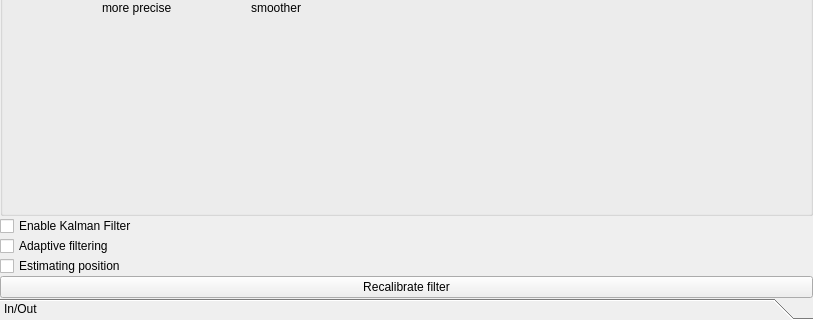
Old version of the form lib/ui/tab_featuresUi.ui in the repository gasparnori/Spotter; both pictures show x 0 to 813 and y 293 to 613 of the 813 by 613 pixel window.
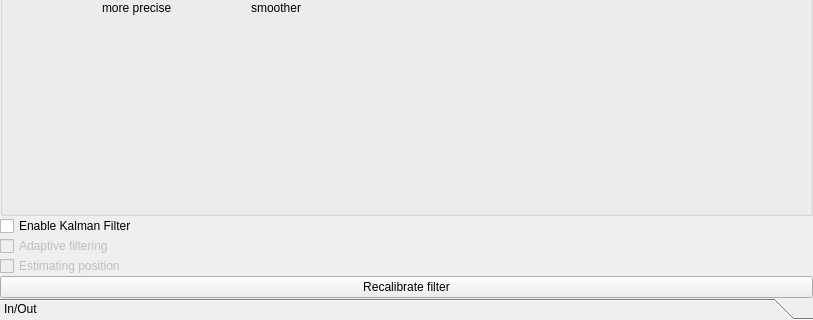
New version of the form.

```diff
--- a/lib/ui/tab_featuresUi.ui
+++ b/lib/ui/tab_featuresUi.ui
@@ -39,7 +39,7 @@
           <x>0</x>
           <y>0</y>
           <width>811</width>
-          <height>553</height>
+          <height>569</height>
          </rect>
         </property>
         <attribute name="label">
@@ -568,6 +568,9 @@
            </item>
            <item>
             <widget class="QCheckBox" name="enable_adaptive">
+             <property name="enabled">
+              <bool>false</bool>
+             </property>
              <property name="text">
               <string>Adaptive filtering</string>
              </property>
@@ -575,6 +578,9 @@
            </item>
            <item>
             <widget class="QCheckBox" name="ckb_prediction">
+             <property name="enabled">
+              <bool>false</bool>
+             </property>
              <property name="text">
               <string>Estimating position</string>
              </property>
```
Left out of the diff: 184 changed lines with no effect on the pictures.
